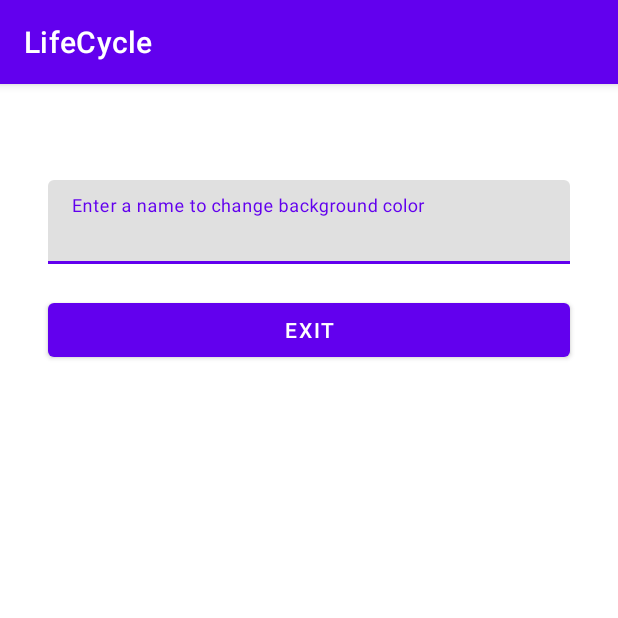
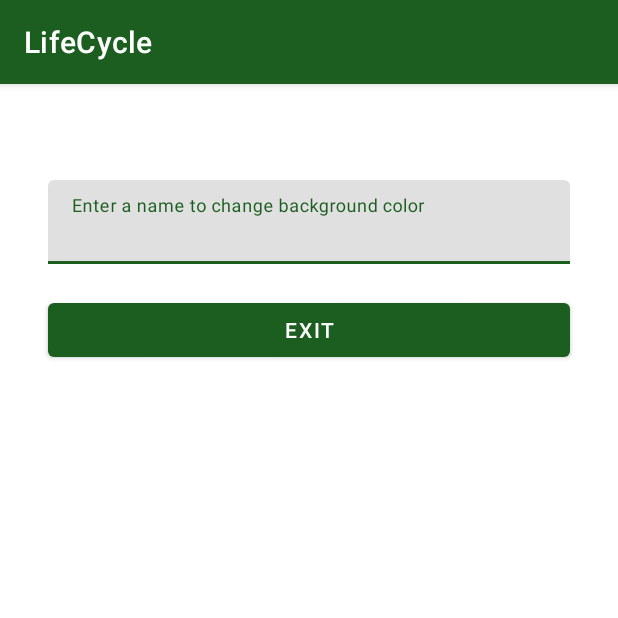
Before and after one commit to Ashpex/Mobile-Application-Development, an Android app: the screen it shows after launch (MainActivity), on a phone screen of 412 x 824 dp, the top half of it. Run offline under Robolectric (Android 15) with nearby library versions, the phone set to English and light mode, and no system bars.

Commit message:
update color hex

```diff
--- a/LifeCycle/app/src/main/res/values/colors.xml
+++ b/LifeCycle/app/src/main/res/values/colors.xml
@@ -1,7 +1,8 @@
 <?xml version="1.0" encoding="utf-8"?>
 <resources>
-    <color name="purple_200">#FFBB86FC</color>
-    <color name="purple_500">#FF6200EE</color>
+    <color name="green_dark">#003300</color>
+    <color name="green">#1B5E20</color>
+    <color name="purple_200">#FF3700B3</color>
     <color name="purple_700">#FF3700B3</color>
     <color name="teal_200">#FF03DAC5</color>
     <color name="teal_700">#FF018786</color>
--- a/LifeCycle/app/src/main/res/values/themes.xml
+++ b/LifeCycle/app/src/main/res/values/themes.xml
@@ -2,8 +2,8 @@
     <!-- Base application theme. -->
     <style name="Theme.LifeCycle" parent="Theme.MaterialComponents.DayNight.DarkActionBar">
         <!-- Primary brand color. -->
-        <item name="colorPrimary">@color/purple_500</item>
-        <item name="colorPrimaryVariant">@color/purple_700</item>
+        <item name="colorPrimary">@color/green</item>
+        <item name="colorPrimaryVariant">@color/green_dark</item>
         <item name="colorOnPrimary">@color/white</item>
         <!-- Secondary brand color. -->
         <item name="colorSecondary">@color/teal_200</item>
```
